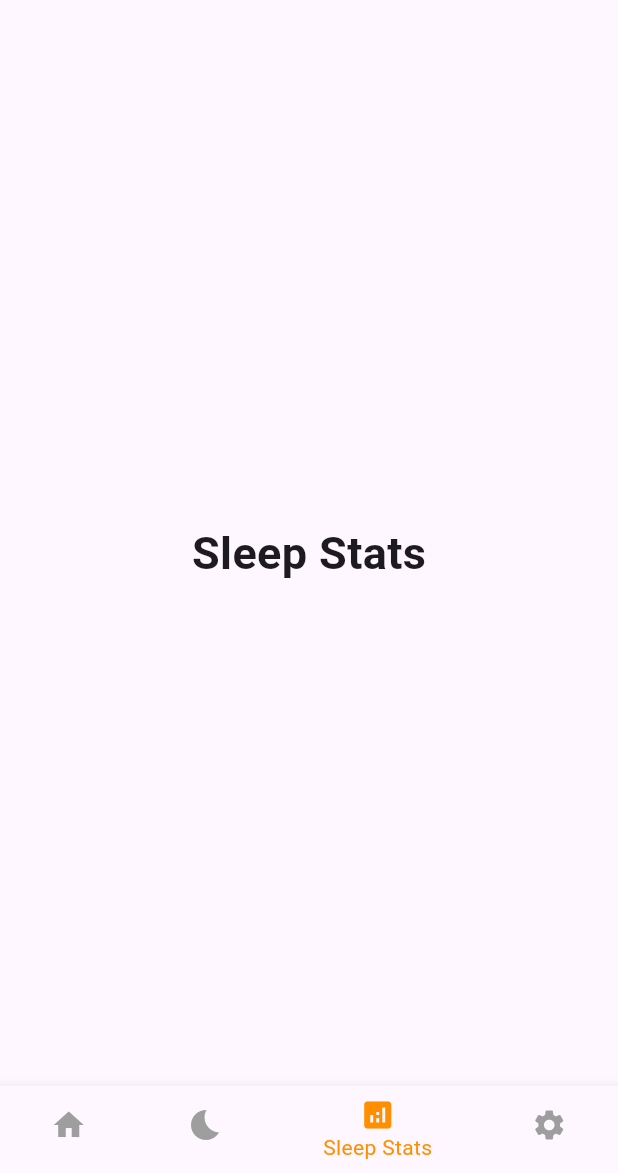
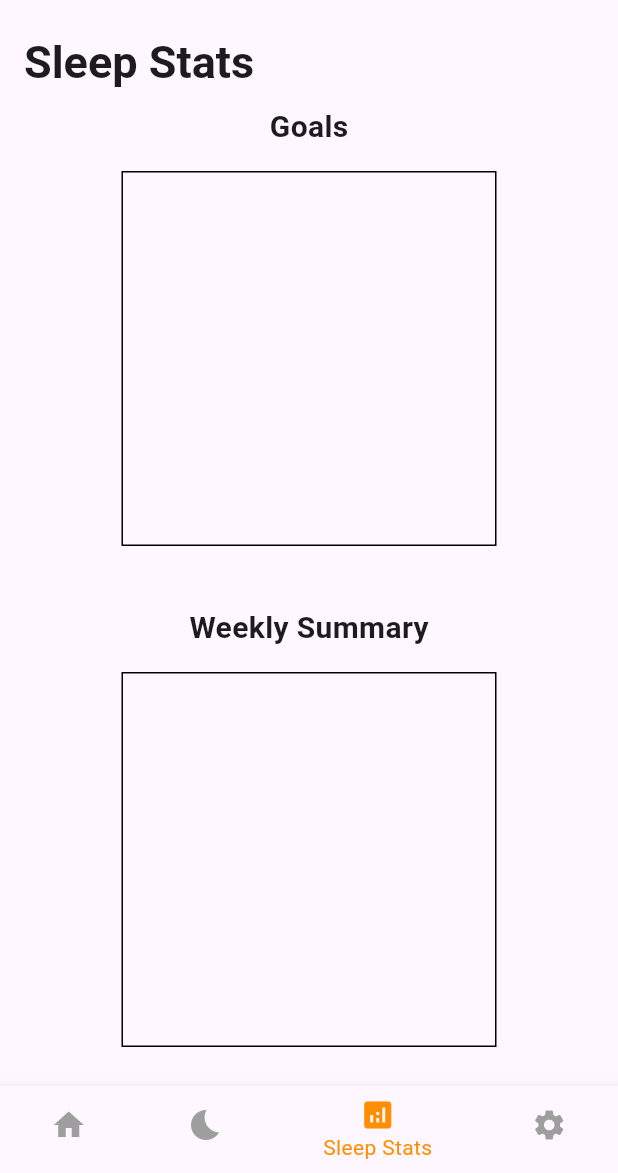
Before and after one commit to ellaMyler/Bedtime_Buddy, a Flutter app: the screen it shows after launch, item 3 of the bottom bar chosen, on a phone screen of 412 x 824 dp, the part 63-1236 px from its top. Run offline on Flutter 3.47's test engine with Material 3 defaults, Android fonts, the phone set to English and light mode, and no system bars.

Commit message:
Stats Page Update!
Combined the stats page into the test main!

```diff
--- a/lib/stats_page.dart
+++ b/lib/stats_page.dart
@@ -6,9 +6,43 @@ class SleepStatsPage extends StatelessWidget {
 
   @override
   Widget build(BuildContext context) {
-    return const Center(
-      // this is where everything on the page will go! Put the widgets and stuff here!
-      child: Text('Sleep Stats', style: TextStyle(fontSize: 30, fontWeight: FontWeight.bold)),
+    return Scaffold(
+        appBar: AppBar(
+          title: const Text('Sleep Stats', style: TextStyle(fontSize: 30, fontWeight: FontWeight.bold)),
+        ),
+        body: Column(
+            crossAxisAlignment: CrossAxisAlignment.center,
+            children: [
+              const Center(child:
+              Text('Goals', style: TextStyle(fontSize: 20, fontWeight: FontWeight.bold)),
+              ),
+              SizedBox(height: 15),
+              Container(
+                width: 250,
+                height: 250,
+                decoration: BoxDecoration(
+                  border: Border.all(color:Colors.black),
+                ),
+              ),
+              SizedBox(height: 40),
+              const Text('Weekly Summary', style: TextStyle(fontSize: 20, fontWeight: FontWeight.bold)),
+              SizedBox(height: 15),
+              Container(
+                width: 250,
+                height: 250,
+                decoration: BoxDecoration(
+                  border: Border.all(color:Colors.black),
+                ),
+              ),
+            ]
+        )
     );
   }
 }
+
+//return const Column(
+//       mainAxisAlignment: MainAxisAlignment.spaceEvenly,
+//       children: [
+//         Text('Sleep Stats', style: TextStyle(fontSize: 30, fontWeight: FontWeight.bold)),
+//         Text('Goals', style: TextStyle(fontSize: 20, fontWeight: FontWeight.bold))
+//       ],
```
